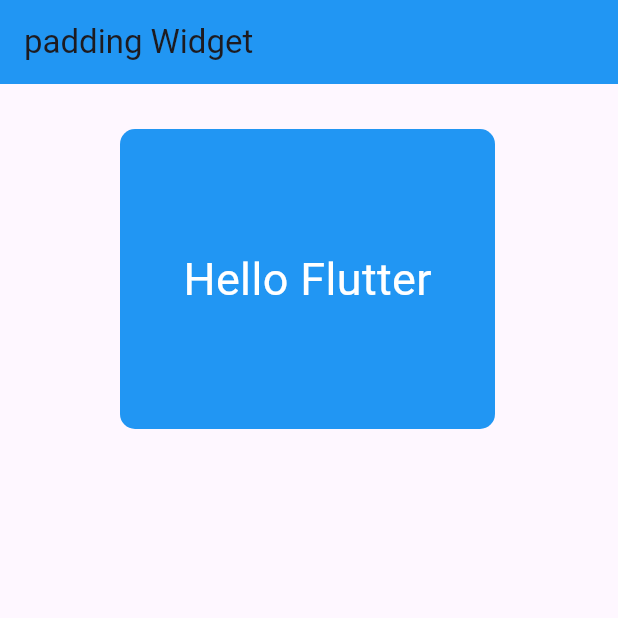
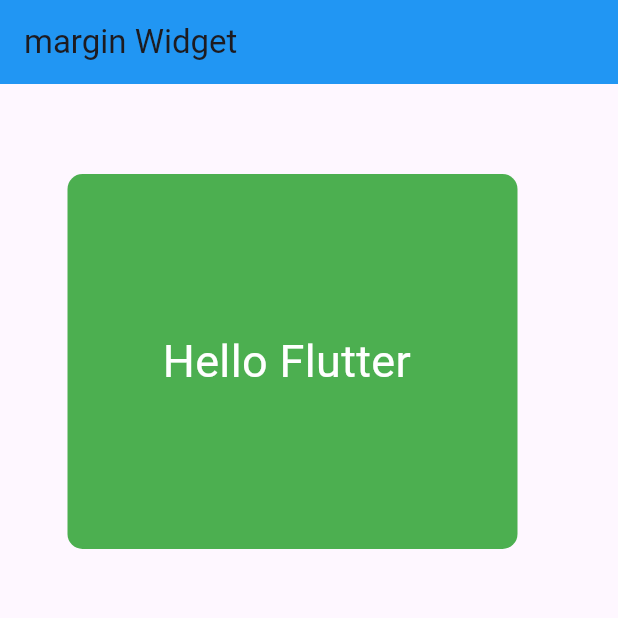
Before and after one commit to Gulshid/Flutter-Shorts-, a Flutter app: the screen it shows after launch, on a phone screen of 412 x 824 dp, the top half of it. Run offline on Flutter 3.47's test engine with Material 3 defaults, Android fonts, the phone set to English and light mode, and no system bars.

Commit message:
margin widget is done

```diff
--- /dev/null
+++ b/shorts/lib/ Basic Flutter Widgets/margin_widget.dart
@@ -0,0 +1,37 @@
+import 'package:flutter/material.dart';
+
+class MarginWidget extends StatefulWidget {
+  const MarginWidget({super.key});
+
+  @override
+  State<MarginWidget> createState() => _MarginWidgetState();
+}
+
+class _MarginWidgetState extends State<MarginWidget> {
+  @override
+  Widget build(BuildContext context) {
+    return Scaffold(
+      appBar: AppBar(
+        backgroundColor: Colors.blue,
+        title: Text("margin Widget"),
+      ),
+
+      body: Container(
+        height: 250,
+        width: 300,
+        margin: EdgeInsets.symmetric(vertical: 60.0, horizontal: 45.0),
+        decoration: BoxDecoration(
+          color: Colors.green,
+          borderRadius: BorderRadius.circular(10),
+        ),
+
+        child: Center(
+          child: Text(
+            "Hello Flutter ",
+            style: TextStyle(color: Colors.white, fontSize: 30),
+          ),
+        ),
+      ),
+    );
+  }
+}
--- a/shorts/lib/main.dart
+++ b/shorts/lib/main.dart
@@ -1,5 +1,5 @@
 import 'package:flutter/material.dart';
-import 'package:shorts/%20Basic%20Flutter%20Widgets/padding_widget.dart';
+import 'package:shorts/%20Basic%20Flutter%20Widgets/margin_widget.dart';
 
 void main() {
   runApp(const MyApp());
@@ -12,7 +12,7 @@
   Widget build(BuildContext context) {
     return MaterialApp(
       debugShowCheckedModeBanner: false,
-      home: PaddingWidget(),
+      home: MarginWidget(),
     );
   }
 }
```
